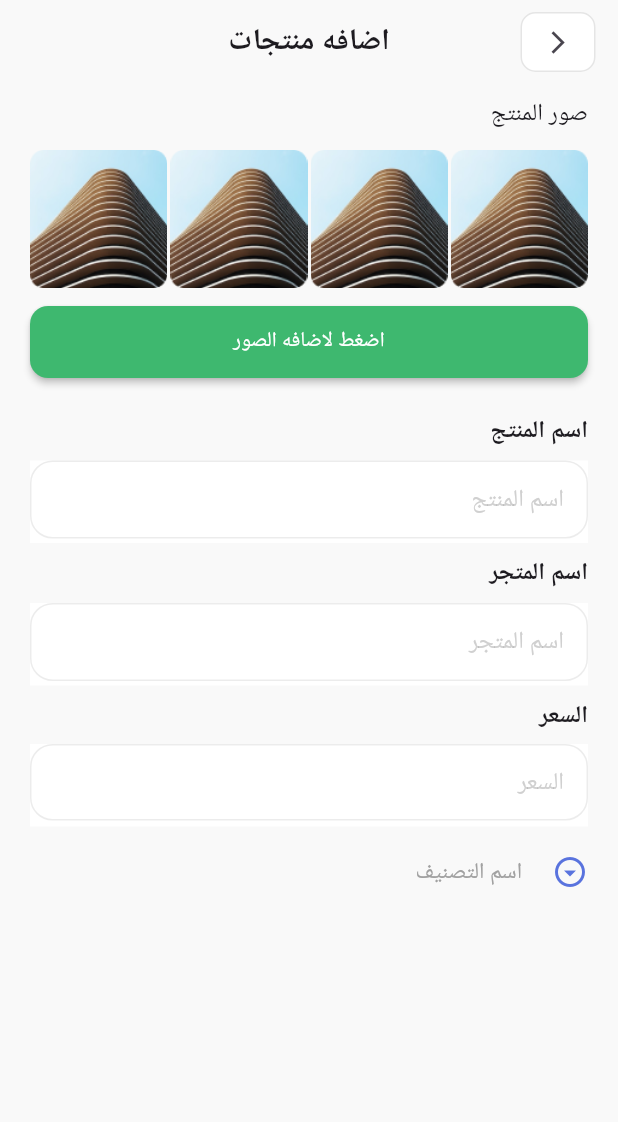
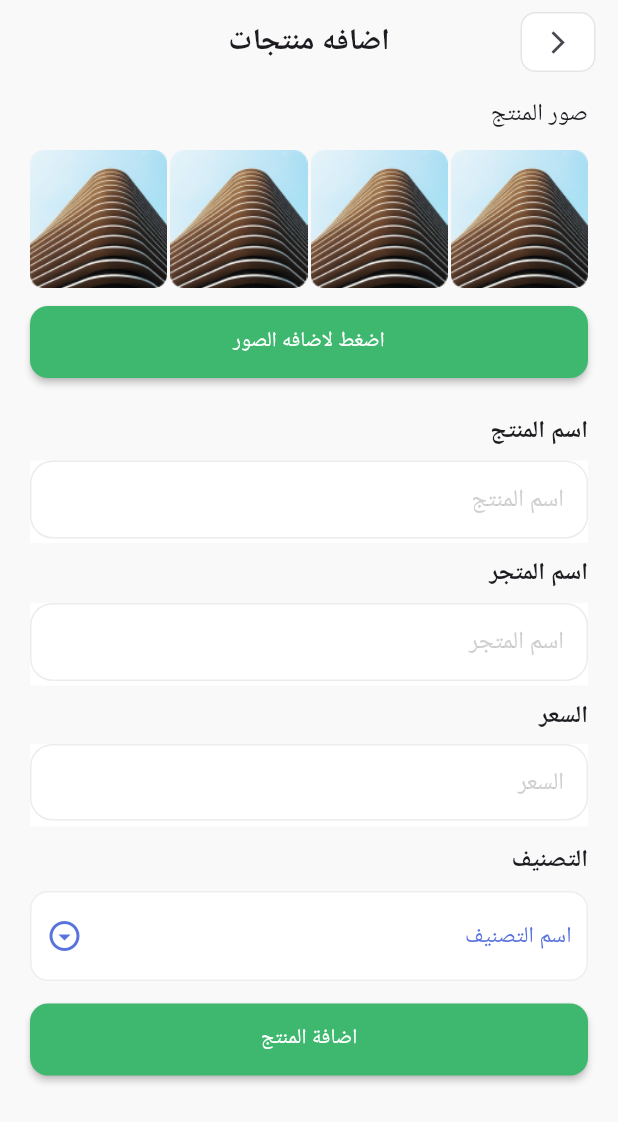
Before and after one commit to amr012/Jacksi-Task, a Flutter app: the AddProductScreen screen opened directly, on a phone screen of 412 x 824 dp. Shown: the top 1122 px of the screen. Run offline on Flutter 3.47's test engine with Material 2 defaults, Android fonts, the phone set to English and light mode, and no system bars; our stand-ins replace flutter_svg.

Commit message:
finish design

```diff
--- a/lib/screens/add_product_screen/add_product_screen.dart
+++ b/lib/screens/add_product_screen/add_product_screen.dart
@@ -47,6 +47,7 @@ class AddProductScreen extends StatelessWidget {
         padding: const EdgeInsets.symmetric(horizontal: 20.0),
         child: SingleChildScrollView(
           child: Column(
+            crossAxisAlignment: CrossAxisAlignment.end,
             children: [
             const  Padding(
                 padding: const EdgeInsets.symmetric(vertical: 8.0),
@@ -80,16 +81,37 @@ class AddProductScreen extends StatelessWidget {
               CustomTextFormField(label: "اسم المنتج", controller: productNameController,title: "اسم المنتج",),
               CustomTextFormField(label: "اسم المتجر", controller: productNameController,title: "اسم المتجر",),
               CustomTextFormField(label: "السعر", controller: productNameController,title: "السعر",),
+              Padding(
+                padding: const EdgeInsets.symmetric(vertical: 10.0),
+                child: Text(
+                  "التصنيف",
+                  style: TextStyle(
+                      fontSize: 16,
+                      fontWeight: FontWeight.bold
+                  ),
+                ),
+              ),
+
               SizedBox(
                 height: 60,
+                child: Container(
+                  padding: EdgeInsets.symmetric(horizontal: 10),
+                  decoration: BoxDecoration(
+                    borderRadius: BorderRadius.circular(12),
+                    color: Colors.white,
+                    border: Border.all(color: lightGreyColor)
+                  ),
+                  child: Directionality(
+                    textDirection: TextDirection.rtl,
                     child: DropdownButtonHideUnderline(
                       child: DropdownButton<String>(
                         //hint:'',
-                    dropdownColor: Colors.white,isExpanded: true,
+                        dropdownColor: Colors.white,
+                        isExpanded: true,
                         alignment: Alignment.centerRight,
 
                         hint: Text("اسم التصنيف",style: TextStyle(
-                        fontSize: 15,color: darkGreyColor
+                            fontSize: 15,color: blueColor
                         ),),
                         icon: Padding(
                           padding: EdgeInsetsDirectional.only(start: 20),
@@ -129,6 +151,14 @@ class AddProductScreen extends StatelessWidget {
                         }).toList(),
                       ),
                     ),
+                  ),
+                ),
+              ),
+              Padding(
+                padding: const EdgeInsets.symmetric(vertical: 15.0),
+                child: CustomRoundedButton(title: "اضافة المنتج", onPressed: (){
+
+                }),
               )
             ],
           ),
```
Lines whose indentation alone changed are shown as unchanged.
